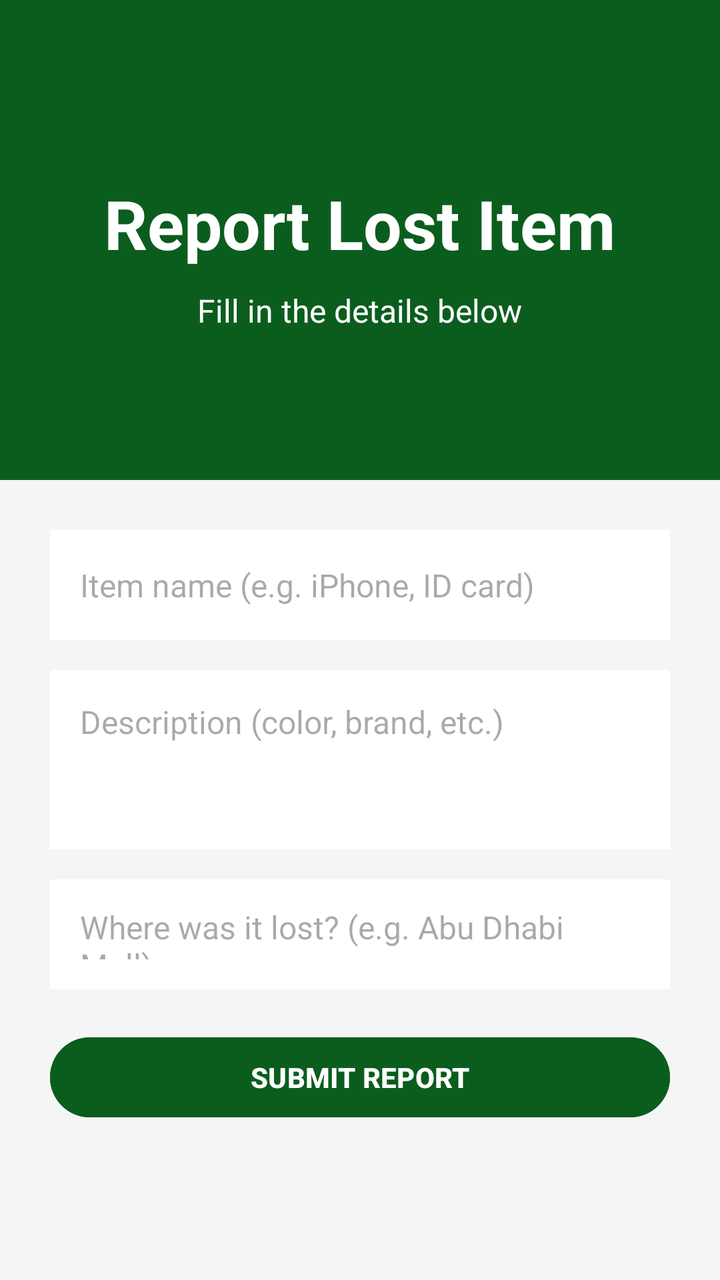
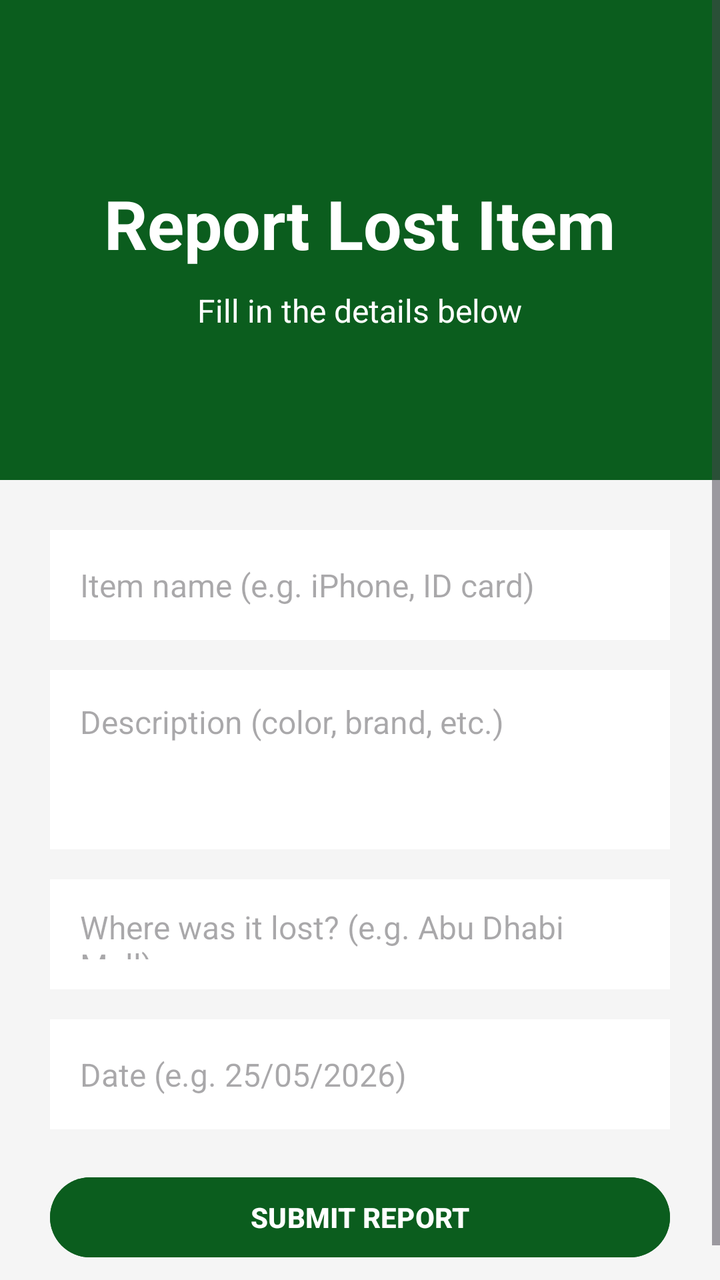

Two renders of the same Android screen: before a commit and after it. Below are the layout's source before the change and the commit's diff.
<!-- AndroidManifest.xml: application theme Theme.LostAndFoundUAE -->
<!-- res/layout/fragment_report_lost.xml -->
<?xml version="1.0" encoding="utf-8"?>
<ScrollView xmlns:android="http://schemas.android.com/apk/res/android"
    android:layout_width="match_parent"
    android:layout_height="match_parent"
    android:background="#F5F5F5">

    <LinearLayout
        android:layout_width="match_parent"
        android:layout_height="wrap_content"
        android:orientation="vertical">

        
        <LinearLayout
            android:layout_width="match_parent"
            android:layout_height="240dp"
            android:background="#0B5D1E"
            android:gravity="center"
            android:orientation="vertical">


            <TextView
                android:layout_width="wrap_content"
                android:layout_height="wrap_content"
                android:text="Report Lost Item"
                android:textColor="#FFFFFF"
                android:textSize="34sp"
                android:textStyle="bold"
                android:layout_marginTop="15dp" />

            <TextView
                android:layout_width="wrap_content"
                android:layout_height="wrap_content"
                android:text="Fill in the details below"
                android:textColor="#FFFFFF"
                android:textSize="16sp"
                android:layout_marginTop="10dp" />
        </LinearLayout>

        
        <LinearLayout
            android:layout_width="match_parent"
            android:layout_height="wrap_content"
            android:orientation="vertical"
            android:padding="25dp">

            <EditText
                android:id="@+id/input_item_name"
                android:layout_width="match_parent"
                android:layout_height="55dp"
                android:background="#FFFFFF"
                android:hint="Item name (e.g. iPhone, ID card)"
                android:padding="15dp"
                android:textSize="16sp" />

            <EditText
                android:id="@+id/input_description"
                android:layout_width="match_parent"
                android:layout_height="wrap_content"
                android:background="#FFFFFF"
                android:hint="Description (color, brand, etc.)"
                android:padding="15dp"
                android:minLines="3"
                android:gravity="top"
                android:textSize="16sp"
                android:layout_marginTop="15dp" />

            <EditText
                android:id="@+id/input_location"
                android:layout_width="match_parent"
                android:layout_height="55dp"
                android:background="#FFFFFF"
                android:hint="Where was it lost? (e.g. Abu Dhabi Mall)"
                android:padding="15dp"
                android:textSize="16sp"
                android:layout_marginTop="15dp" />

            <Button
                android:id="@+id/btn_submit"
                android:layout_width="match_parent"
                android:layout_height="wrap_content"
                android:text="SUBMIT REPORT"
                android:textStyle="bold"
                android:textColor="#FFFFFF"
                android:backgroundTint="#0B5D1E"
                android:layout_marginTop="20dp" />

        </LinearLayout>
    </LinearLayout>
</ScrollView>
<!-- resources referenced by this layout -->
<resources>
  <style name="Theme.LostAndFoundUAE" parent="Base.Theme.LostAndFoundUAE" />
  <style name="Base.Theme.LostAndFoundUAE" parent="Theme.Material3.DayNight">
          
      </style>
</resources>

<!-- the commit's change to res/layout/fragment_report_lost.xml (unified diff, before → after) -->
@@ -74,6 +74,17 @@
                 android:textSize="16sp"
                 android:layout_marginTop="15dp" />
 
+            <EditText
+                android:id="@+id/input_date"
+                android:layout_width="match_parent"
+                android:layout_height="55dp"
+                android:background="#FFFFFF"
+                android:hint="Date (e.g. 25/05/2026)"
+                android:padding="15dp"
+                android:textSize="16dp"
+                android:layout_marginTop="15dp"
+                android:inputType="text" />
+
             <Button
                 android:id="@+id/btn_submit"
                 android:layout_width="match_parent"
